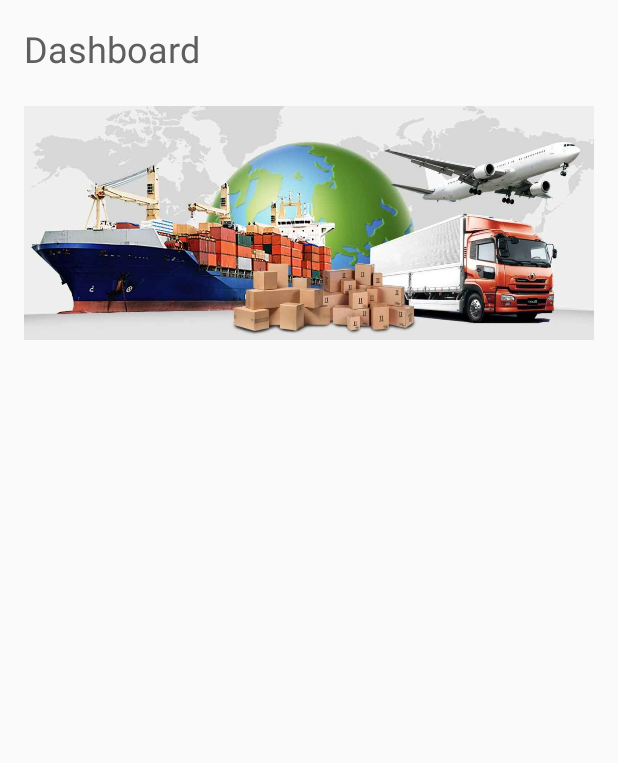
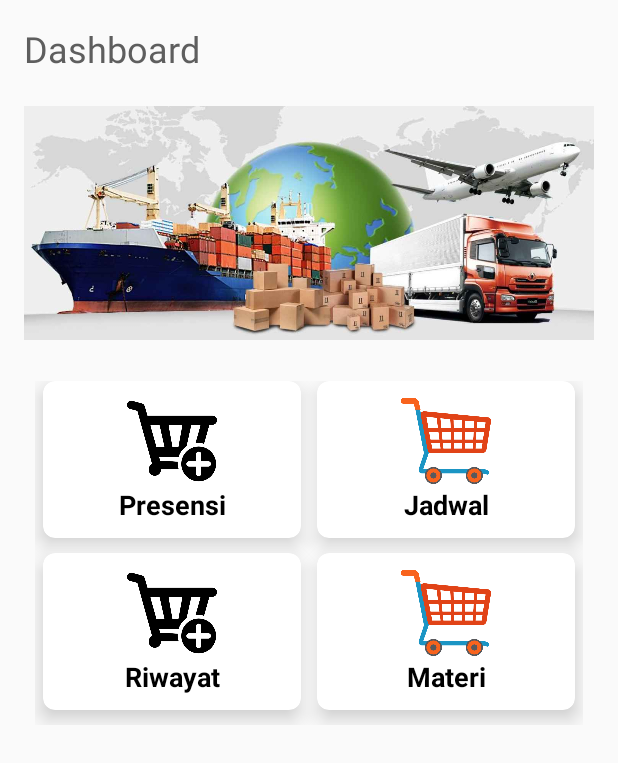
Before and after one commit to luthfitabey/Inventori, an Android app: the MainActivity screen opened directly, with no data from a screen before it, on a phone screen of 412 x 824 dp. Shown: the top 763 px of the screen. Run offline under Robolectric (Android 15) with nearby library versions, the phone set to English and light mode, and no system bars.

Commit message:
update menu

```diff
--- a/app/build.gradle
+++ b/app/build.gradle
@@ -34,5 +34,7 @@ dependencies {
     implementation 'com.google.android.material:material:1.0.0'
     implementation 'com.google.firebase:firebase-database:19.0.0'
     implementation 'com.google.firebase:firebase-core:17.2.0'
+    implementation 'com.android.support:cardview-v7:28.0.0'
+    implementation 'com.android.support:recyclerview-v7:28.0.0'
 }
 apply plugin: 'com.google.gms.google-services'
--- a/app/src/main/java/com/anjilibey/inventori/Controller/MainActivity.java
+++ b/app/src/main/java/com/anjilibey/inventori/Controller/MainActivity.java
@@ -1,15 +1,68 @@
 package com.anjilibey.inventori.Controller;
 
+import androidx.annotation.Nullable;
 import androidx.appcompat.app.AppCompatActivity;
+import androidx.cardview.widget.CardView;
+
+import android.app.ProgressDialog;
+import android.content.Intent;
 import android.os.Bundle;
+import android.view.LayoutInflater;
+import android.view.View;
+import android.view.ViewGroup;
+import android.widget.GridLayout;
+import android.widget.Toast;
 
 import com.anjilibey.inventori.R;
 
 public class MainActivity extends AppCompatActivity {
-
-    @Override
+    GridLayout mainGrid;
     protected void onCreate(Bundle savedInstanceState) {
         super.onCreate(savedInstanceState);
         setContentView(R.layout.activity_main);
+        mainGrid = findViewById(R.id.gridMain);
+        setSingleEvent(mainGrid);
+    }
+//    @Nullable
+//    @Override
+//    public View onCreateView(LayoutInflater inflater, @Nullable ViewGroup container, Bundle savedInstanceState) {
+//        View myFragmentView = inflater.inflate(R.layout.activity_main, container, false);
+//        GridLayout mainGrid = (GridLayout) myFragmentView.findViewById(R.id.gridMain);
+//        setSingleEvent(mainGrid);
+//        return myFragmentView;
+//    }
+    public void setSingleEvent(GridLayout mainGrid) {
+        //loop all child item of maingrid
+        for(int i=0; i<mainGrid.getChildCount();i++){
+            //cardview merupakan bagian dari child gridview
+            CardView cardView = (CardView)mainGrid.getChildAt(i);
+            final int finalI = i;
+            cardView.setOnClickListener(new View.OnClickListener() {
+                @Override
+                public void onClick(View v) {
+                    //toast bisa diganti dengan star new activity
+//                    Toast.makeText(MainActivity.this, "Clicked at index"+finalI, Toast.LENGTH_SHORT).show();
+                    if(finalI == 0 ){
+                        Intent intent = new Intent(MainActivity.this, TambahBarang.class);
+                        startActivity(intent);
+                    }
+                    else if(finalI == 1 ){
+                        Intent intent = new Intent(MainActivity.this, LihatBarang.class);
+                        startActivity(intent);
+                    }
+                    else if(finalI == 2 ){
+                        Intent intent = new Intent(MainActivity.this, TambahBarang.class);
+                        startActivity(intent);
+                    }
+                    else if(finalI == 3 ){
+                        Intent intent = new Intent(MainActivity.this, LihatBarang.class);
+                        startActivity(intent);
+                    }
+                    else{
+                        Toast.makeText(MainActivity.this, "state : Hayo lupa belum bikin activity ya :)", Toast.LENGTH_SHORT).show();
+                    }
+                }
+            });
+        }
     }
 }
--- /dev/null
+++ b/app/src/main/res/drawable/bg.xml
@@ -0,0 +1,4 @@
+<?xml version="1.0" encoding="utf-8"?>
+<selector xmlns:android="http://schemas.android.com/apk/res/android">
+
+</selector>
--- a/app/src/main/res/layout/activity_main.xml
+++ b/app/src/main/res/layout/activity_main.xml
@@ -1,12 +1,10 @@
-<?xml version="1.0" encoding="utf-8"?>
 <LinearLayout xmlns:android="http://schemas.android.com/apk/res/android"
     xmlns:app="http://schemas.android.com/apk/res-auto"
-    xmlns:tools="http://schemas.android.com/tools"
     android:layout_width="match_parent"
     android:layout_height="match_parent"
     android:orientation="vertical"
     android:padding="16dp"
-    tools:context=".Controller.MainActivity">
+    >
 
     <LinearLayout
         android:layout_width="match_parent"
@@ -25,222 +23,174 @@
     <ImageView
         android:layout_width="match_parent"
         android:layout_height="200dp"
-        android:src="@drawable/barang"
-        />
-<!--    <LinearLayout-->
-<!--        android:layout_width="match_parent"-->
-<!--        android:layout_height="wrap_content"-->
-<!--        android:layout_marginTop="8dp"-->
-<!--        android:orientation="horizontal">-->
+        android:src="@drawable/barang" />
+    <LinearLayout
+        android:layout_width="match_parent"
+        android:layout_height="wrap_content">
+        <GridLayout
+            android:id="@+id/gridMain"
+            android:layout_width="fill_parent"
+            android:layout_height="match_parent"
+            android:layout_marginLeft="2dp"
+            android:layout_marginRight="2dp"
+            android:padding="5dp"
+            android:columnCount="2"
+            android:columnOrderPreserved="false"
+            android:rowCount="3">
 
-<!--        <android.support.v7.widget.CardView-->
-<!--            android:layout_width="160dp"-->
-<!--            android:layout_height="120dp"-->
-<!--            android:layout_weight="1"-->
-<!--            app:cardCornerRadius="8dp"-->
-<!--            app:cardElevation="2dp">-->
+            <!--row1 -->
+            <!--kolom1 -->
+            <androidx.cardview.widget.CardView
+                android:layout_width="wrap_content"
+                android:layout_height="wrap_content"
+                android:layout_rowWeight="1"
+                android:layout_columnWeight="1"
+                android:layout_marginLeft="5dp"
+                android:layout_marginRight="5dp"
+                android:layout_marginBottom="10dp"
+                app:cardCornerRadius="8dp"
+                app:cardElevation="8dp">
 
-<!--            <RelativeLayout-->
-<!--                android:layout_width="match_parent"-->
-<!--                android:layout_height="match_parent"-->
-<!--                android:padding="8dp">-->
+                <LinearLayout
+                    android:layout_width="wrap_content"
+                    android:layout_height="wrap_content"
+                    android:layout_gravity="center_horizontal|center_vertical"
+                    android:padding="10dp"
+                    android:orientation="vertical">
 
-<!--                <TextView-->
-<!--                    android:layout_width="wrap_content"-->
-<!--                    android:layout_height="wrap_content"-->
-<!--                    android:fontFamily="@font/roboto_bold"-->
-<!--                    android:text="Walking"-->
-<!--                    android:textColor="#5E5E5E"-->
-<!--                    android:textSize="18dp" />-->
+                    <ImageView
+                        android:layout_width="100dp"
+                        android:layout_height="60dp"
+                        android:layout_gravity="center_horizontal"
+                        android:src="@drawable/add" />
 
-<!--                <ImageView-->
-<!--                    android:layout_width="wrap_content"-->
-<!--                    android:layout_height="80dp"-->
-<!--                    android:layout_alignParentRight="true"-->
-<!--                    android:layout_alignParentBottom="true"-->
-<!--                    android:src="@drawable/walking" />-->
+                    <TextView
+                        android:layout_width="100dp"
+                        android:layout_height="wrap_content"
+                        android:text="Presensi"
+                        android:layout_gravity="center"
+                        android:textAlignment="center"
+                        android:textColor="@android:color/black"
+                        android:textSize="18sp"
+                        android:textStyle="bold" />
 
-<!--            </RelativeLayout>-->
+                </LinearLayout>
 
-<!--        </android.support.v7.widget.CardView>-->
+            </androidx.cardview.widget.CardView>
+            <!--kolom2 -->
+            <androidx.cardview.widget.CardView
+                android:layout_width="wrap_content"
+                android:layout_height="wrap_content"
+                android:layout_rowWeight="1"
+                android:layout_columnWeight="1"
+                android:layout_marginLeft="5dp"
+                android:layout_marginRight="5dp"
+                android:layout_marginBottom="10dp"
+                app:cardCornerRadius="8dp"
+                app:cardElevation="8dp">
 
-<!--        <android.support.v7.widget.CardView-->
-<!--            android:layout_width="160dp"-->
-<!--            android:layout_height="120dp"-->
-<!--            android:layout_marginLeft="18dp"-->
-<!--            android:layout_weight="1"-->
-<!--            app:cardCornerRadius="8dp"-->
-<!--            app:cardElevation="2dp">-->
+                <LinearLayout
+                    android:layout_width="wrap_content"
+                    android:layout_height="wrap_content"
+                    android:layout_gravity="center_horizontal|center_vertical"
+                    android:padding="10dp"
+                    android:orientation="vertical">
 
-<!--            <RelativeLayout-->
-<!--                android:layout_width="match_parent"-->
-<!--                android:layout_height="match_parent"-->
-<!--                android:padding="8dp">-->
+                    <ImageView
+                        android:layout_width="100dp"
+                        android:layout_height="60dp"
+                        android:layout_gravity="center_horizontal"
+                        android:src="@drawable/look" />
 
-<!--                <TextView-->
-<!--                    android:layout_width="wrap_content"-->
-<!--                    android:layout_height="wrap_content"-->
-<!--                    android:fontFamily="@font/roboto_bold"-->
-<!--                    android:text="Cycling"-->
-<!--                    android:textColor="#5E5E5E"-->
-<!--                    android:textSize="18dp" />-->
+                    <TextView
+                        android:layout_width="100dp"
+                        android:layout_height="wrap_content"
+                        android:text="Jadwal"
+                        android:layout_gravity="center"
+                        android:textAlignment="center"
+                        android:textColor="@android:color/black"
+                        android:textSize="18sp"
+                        android:textStyle="bold" />
 
-<!--                <ImageView-->
-<!--                    android:layout_width="wrap_content"-->
-<!--                    android:layout_height="80dp"-->
-<!--                    android:layout_alignParentRight="true"-->
-<!--                    android:layout_alignParentBottom="true"-->
-<!--                    android:src="@drawable/cycling" />-->
+                </LinearLayout>
 
-<!--            </RelativeLayout>-->
+            </androidx.cardview.widget.CardView>
+            <!--row2 -->
+            <!--kolom1 -->
+            <androidx.cardview.widget.CardView
+                android:layout_width="wrap_content"
+                android:layout_height="wrap_content"
+                android:layout_rowWeight="1"
+                android:layout_columnWeight="1"
+                android:layout_marginLeft="5dp"
+                android:layout_marginRight="5dp"
+                android:layout_marginBottom="10dp"
+                app:cardCornerRadius="8dp"
+                app:cardElevation="8dp">
 
-<!--        </android.support.v7.widget.CardView>-->
+                <LinearLayout
+                    android:layout_width="wrap_content"
+                    android:layout_height="wrap_content"
+                    android:layout_gravity="center_horizontal|center_vertical"
+                    android:padding="10dp"
+                    android:orientation="vertical">
 
+                    <ImageView
+                        android:layout_width="100dp"
+                        android:layout_height="60dp"
+                        android:layout_gravity="center_horizontal"
+                        android:src="@drawable/add" />
 
-<!--    </LinearLayout>-->
+                    <TextView
+                        android:layout_width="100dp"
+                        android:layout_height="wrap_content"
+                        android:text="Riwayat"
+                        android:layout_gravity="center"
+                        android:textAlignment="center"
+                        android:textColor="@android:color/black"
+                        android:textSize="18sp"
+                        android:textStyle="bold" />
 
-<!--    <LinearLayout-->
-<!--        android:layout_width="match_parent"-->
-<!--        android:layout_height="wrap_content"-->
-<!--        android:layout_marginTop="16dp"-->
-<!--        android:orientation="horizontal">-->
+                </LinearLayout>
 
-<!--        <android.support.v7.widget.CardView-->
-<!--            android:layout_width="160dp"-->
-<!--            android:layout_height="120dp"-->
-<!--            android:layout_weight="1"-->
-<!--            app:cardCornerRadius="8dp"-->
-<!--            app:cardElevation="2dp">-->
+            </androidx.cardview.widget.CardView>
+            <!--kolom2 -->
+            <androidx.cardview.widget.CardView
+                android:layout_width="wrap_content"
+                android:layout_height="wrap_content"
+                android:layout_rowWeight="1"
+                android:layout_columnWeight="1"
+                android:layout_marginLeft="5dp"
+                android:layout_marginRight="5dp"
+                android:layout_marginBottom="10dp"
+                app:cardCornerRadius="8dp"
+                app:cardElevation="8dp">
 
-<!--            <RelativeLayout-->
-<!--                android:layout_width="match_parent"-->
-<!--                android:layout_height="match_parent"-->
-<!--                android:padding="8dp">-->
+                <LinearLayout
+                    android:layout_width="wrap_content"
+                    android:layout_height="wrap_content"
+                    android:layout_gravity="center_horizontal|center_vertical"
+                    android:padding="10dp"
+                    android:orientation="vertical">
 
-<!--                <TextView-->
-<!--                    android:layout_width="wrap_content"-->
-<!--                    android:layout_height="wrap_content"-->
-<!--                    android:fontFamily="@font/roboto_bold"-->
-<!--                    android:text="Driving"-->
-<!--                    android:textColor="#5E5E5E"-->
-<!--                    android:textSize="18dp" />-->
+                    <ImageView
+                        android:layout_width="100dp"
+                        android:layout_height="60dp"
+                        android:layout_gravity="center_horizontal"
+                        android:src="@drawable/look" />
 
-<!--                <ImageView-->
-<!--                    android:layout_width="wrap_content"-->
-<!--                    android:layout_height="80dp"-->
-<!--                    android:layout_alignParentRight="true"-->
-<!--                    android:layout_alignParentBottom="true"-->
-<!--                    android:src="@drawable/convertible" />-->
+                    <TextView
+                        android:layout_width="100dp"
+                        android:layout_height="wrap_content"
+                        android:text="Materi"
+                        android:layout_gravity="center"
+                        android:textAlignment="center"
+                        android:textColor="@android:color/black"
+                        android:textSize="18sp"
+                        android:textStyle="bold" />
+                </LinearLayout>
+            </androidx.cardview.widget.CardView>
+        </GridLayout>
+    </LinearLayout>
 
-<!--            </RelativeLayout>-->
-
-<!--        </android.support.v7.widget.CardView>-->
-
-<!--        <android.support.v7.widget.CardView-->
-<!--            android:layout_width="160dp"-->
-<!--            android:layout_height="120dp"-->
-<!--            android:layout_marginLeft="18dp"-->
-<!--            android:layout_weight="1"-->
-<!--            app:cardCornerRadius="8dp"-->
-<!--            app:cardElevation="2dp">-->
-
-<!--            <RelativeLayout-->
-<!--                android:layout_width="match_parent"-->
-<!--                android:layout_height="match_parent"-->
-<!--                android:padding="8dp">-->
-
-<!--                <TextView-->
-<!--                    android:layout_width="wrap_content"-->
-<!--                    android:layout_height="wrap_content"-->
-<!--                    android:fontFamily="@font/roboto_bold"-->
-<!--                    android:text="Train"-->
-<!--                    android:textColor="#5E5E5E"-->
-<!--                    android:textSize="18dp" />-->
-
-<!--                <ImageView-->
-<!--                    android:layout_width="wrap_content"-->
-<!--                    android:layout_height="80dp"-->
-<!--                    android:layout_alignParentRight="true"-->
-<!--                    android:layout_alignParentBottom="true"-->
-<!--                    android:src="@drawable/steam_engine" />-->
-
-<!--            </RelativeLayout>-->
-
-<!--        </android.support.v7.widget.CardView>-->
-
-
-<!--    </LinearLayout>-->
-
-<!--    <LinearLayout-->
-<!--        android:layout_width="match_parent"-->
-<!--        android:layout_height="wrap_content"-->
-<!--        android:layout_marginTop="16dp"-->
-<!--        android:layout_marginBottom="8dp"-->
-<!--        android:orientation="horizontal">-->
-
-<!--        <android.support.v7.widget.CardView-->
-<!--            android:layout_width="160dp"-->
-<!--            android:layout_height="120dp"-->
-<!--            android:layout_weight="1"-->
-<!--            app:cardCornerRadius="8dp"-->
-<!--            app:cardElevation="2dp">-->
-
-<!--            <RelativeLayout-->
-<!--                android:layout_width="match_parent"-->
-<!--                android:layout_height="match_parent"-->
-<!--                android:padding="8dp">-->
-
-<!--                <TextView-->
-<!--                    android:layout_width="wrap_content"-->
-<!--                    android:layout_height="wrap_content"-->
-<!--                    android:fontFamily="@font/roboto_bold"-->
-<!--                    android:text="Climbing"-->
-<!--                    android:textColor="#5E5E5E"-->
-<!--                    android:textSize="18dp" />-->
-
-<!--                <ImageView-->
-<!--                    android:layout_width="wrap_content"-->
-<!--                    android:layout_height="80dp"-->
-<!--                    android:layout_alignParentRight="true"-->
-<!--                    android:layout_alignParentBottom="true"-->
-<!--                    android:src="@drawable/climbing" />-->
-
-<!--            </RelativeLayout>-->
-
-<!--        </android.support.v7.widget.CardView>-->
-
-<!--        <android.support.v7.widget.CardView-->
-<!--            android:layout_width="160dp"-->
-<!--            android:layout_height="120dp"-->
-<!--            android:layout_marginLeft="18dp"-->
-<!--            android:layout_weight="1"-->
-<!--            app:cardCornerRadius="8dp"-->
-<!--            app:cardElevation="2dp">-->
-
-<!--            <RelativeLayout-->
-<!--                android:layout_width="match_parent"-->
-<!--                android:layout_height="match_parent"-->
-<!--                android:padding="8dp">-->
-
-<!--                <TextView-->
-<!--                    android:layout_width="wrap_content"-->
-<!--                    android:layout_height="wrap_content"-->
-<!--                    android:fontFamily="@font/roboto_bold"-->
-<!--                    android:text="Flight"-->
-<!--                    android:textColor="#5E5E5E"-->
-<!--                    android:textSize="18dp" />-->
-
-<!--                <ImageView-->
-<!--                    android:layout_width="wrap_content"-->
-<!--                    android:layout_height="80dp"-->
-<!--                    android:layout_alignParentRight="true"-->
-<!--                    android:layout_alignParentBottom="true"-->
-<!--                    android:src="@drawable/airport" />-->
-
-<!--            </RelativeLayout>-->
-
-<!--        </android.support.v7.widget.CardView>-->
-
-
-<!--    </LinearLayout>-->
 </LinearLayout>
```
Also changed, not shown: app/src/main/res/drawable/add.png (added), app/src/main/res/drawable/look.png (added), 2 other files.
